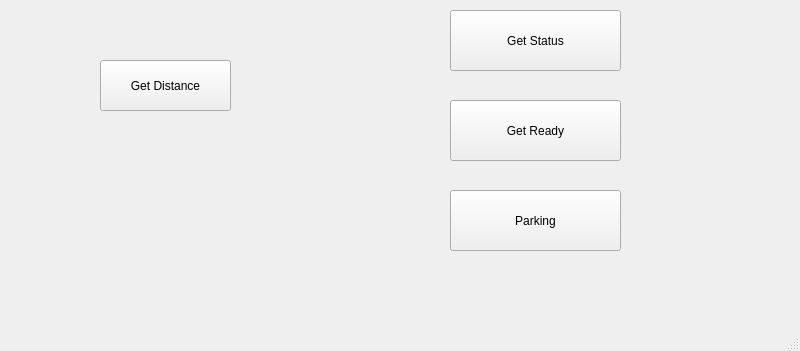
First picture: the form in mobman/gui-client/mainwindow.ui, repository evkuz/qt_linux, before the edit.
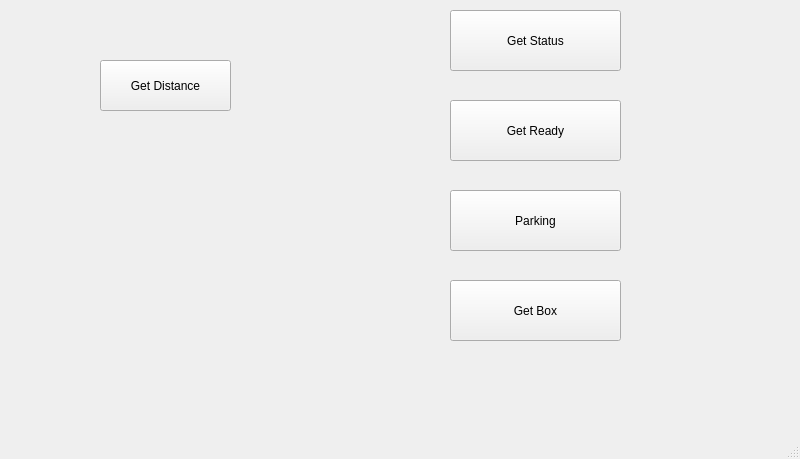
Second picture: the form after the edit.

```diff
--- a/mobman/gui-client/mainwindow.ui
+++ b/mobman/gui-client/mainwindow.ui
@@ -7,7 +7,7 @@
     <x>0</x>
     <y>0</y>
     <width>800</width>
-    <height>351</height>
+    <height>459</height>
    </rect>
   </property>
   <property name="windowTitle">
@@ -66,6 +66,19 @@
      <string>Parking</string>
     </property>
    </widget>
+   <widget class="QPushButton" name="GetBoxButton">
+    <property name="geometry">
+     <rect>
+      <x>450</x>
+      <y>280</y>
+      <width>171</width>
+      <height>61</height>
+     </rect>
+    </property>
+    <property name="text">
+     <string>Get Box</string>
+    </property>
+   </widget>
   </widget>
   <widget class="QMenuBar" name="menubar">
    <property name="geometry">
```
